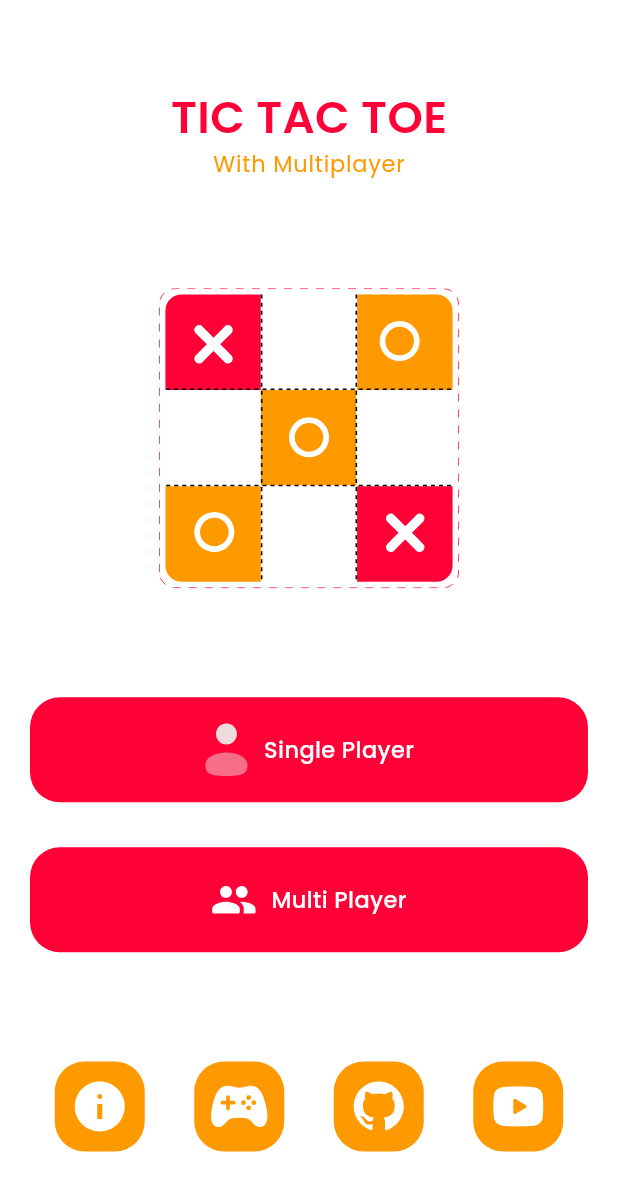
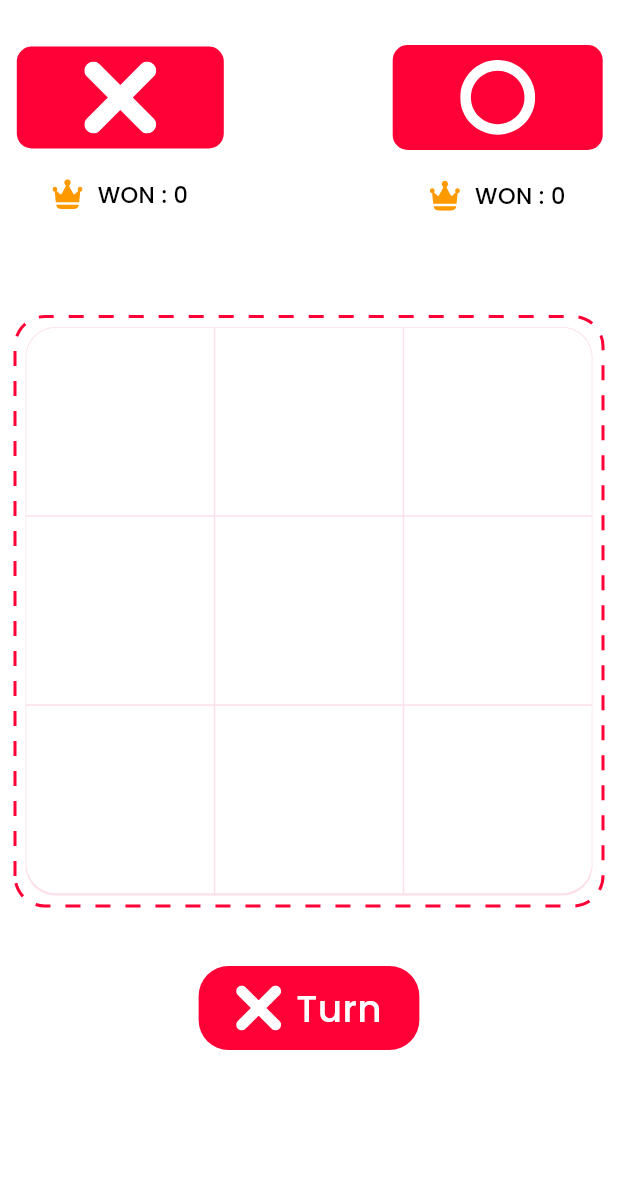
Before and after one commit to MrNitishroy/TICTACTOE-Multiplayer, a Flutter app: the HomePage screen opened by its route, after a tap on "Single Player", on a phone screen of 412 x 824 dp. Shown: the top 1191 px of the screen. Run offline on Flutter 3.47's test engine with Material 3 defaults, Android fonts, the light colour scheme and no system bars; drawn by our look-alikes of dotted_border; our stand-ins replace cloud_firestore, concentric_transition, firebase_auth, firebase_core, firebase_storage, flutter_svg and 4 more; accounts and stored records are empty.

Commit message:
single player added

```diff
--- a/lib/Configs/PageRoute.dart
+++ b/lib/Configs/PageRoute.dart
@@ -1,6 +1,7 @@
 import 'package:get/get.dart';
 import 'package:tiktaktoe_multiplayer/Pages/Auth/AuthPage.dart';
 import 'package:tiktaktoe_multiplayer/Pages/GamePage/GamePage.dart';
+import 'package:tiktaktoe_multiplayer/Pages/GamePage/SinglePlayer.dart';
 import 'package:tiktaktoe_multiplayer/Pages/HomePage/HomePage.dart';
 import 'package:tiktaktoe_multiplayer/Pages/LobbyPage/LobbyPage.dart';
 import 'package:tiktaktoe_multiplayer/Pages/RoomPage/RoomPage.dart';
@@ -41,4 +42,8 @@ var pages = [
     name: "/welcome",
     page: () => WelcomePage(),
   ),
+  GetPage(
+    name: "/singlePlayer",
+    page: () => SinglePlayer(),
+  ),
 ];
--- /dev/null
+++ b/lib/Pages/GamePage/SinglePlayer.dart
@@ -0,0 +1,260 @@
+import 'package:dotted_border/dotted_border.dart';
+import 'package:flutter/cupertino.dart';
+import 'package:flutter/material.dart';
+import 'package:flutter_svg/svg.dart';
+import 'package:get/get.dart';
+import 'package:tiktaktoe_multiplayer/Components/InGameUserCard.dart';
+import 'package:tiktaktoe_multiplayer/Configs/AssetsPath.dart';
+
+import '../../Controller/SinglePlayerController.dart';
+
+class SinglePlayer extends StatelessWidget {
+  const SinglePlayer({super.key});
+
+  @override
+  Widget build(BuildContext context) {
+    final w = MediaQuery.of(context).size.width;
+    final h = MediaQuery.of(context).size.height;
+    SinglePlayerController singlePlayerController =
+        Get.put(SinglePlayerController());
+    return Scaffold(
+        body: SafeArea(
+      child: Padding(
+        padding: const EdgeInsets.all(10),
+        child: SingleChildScrollView(
+          child: Column(
+            children: [
+              // Row(
+              //   children: [
+              //     SvgPicture.asset(IconsPath.backIcon),
+              //     const SizedBox(width: 15),
+              //     Text(
+              //       "Play Game",
+              //       style: Theme.of(context).textTheme.bodyMedium,
+              //     ),
+              //   ],
+              // ),
+              SizedBox(height: 20),
+              Row(
+                mainAxisAlignment: MainAxisAlignment.spaceBetween,
+                children: [
+                  Column(
+                    children: [
+                      Container(
+                        padding:
+                            EdgeInsets.symmetric(vertical: 10, horizontal: 45),
+                        decoration: BoxDecoration(
+                          color: Theme.of(context).colorScheme.primary,
+                          borderRadius: BorderRadius.circular(10),
+                        ),
+                        child: SvgPicture.asset(IconsPath.xIcon),
+                      ),
+                      SizedBox(height: 10),
+                      Container(
+                        padding:
+                            EdgeInsets.symmetric(vertical: 10, horizontal: 25),
+                        decoration: BoxDecoration(
+                          color: Theme.of(context).colorScheme.primaryContainer,
+                          borderRadius: BorderRadius.circular(10),
+                        ),
+                        child: Row(
+                          children: [
+                            SvgPicture.asset(
+                              IconsPath.wonIcon,
+                            ),
+                            SizedBox(width: 10),
+                            Obx(
+                              () => Text(
+                                  "WON : ${singlePlayerController.xScore}"),
+                            )
+                          ],
+                        ),
+                      )
+                    ],
+                  ),
+                  Column(
+                    children: [
+                      Container(
+                        padding:
+                            EdgeInsets.symmetric(vertical: 10, horizontal: 45),
+                        decoration: BoxDecoration(
+                          color: Theme.of(context).colorScheme.primary,
+                          borderRadius: BorderRadius.circular(10),
+                        ),
+                        child: SvgPicture.asset(IconsPath.oIcon),
+                      ),
+                      SizedBox(height: 10),
+                      Container(
+                        padding:
+                            EdgeInsets.symmetric(vertical: 10, horizontal: 25),
+                        decoration: BoxDecoration(
+                          color: Theme.of(context).colorScheme.primaryContainer,
+                          borderRadius: BorderRadius.circular(10),
+                        ),
+                        child: Row(
+                          children: [
+                            SvgPicture.asset(
+                              IconsPath.wonIcon,
+                            ),
+                            SizedBox(width: 10),
+                            Obx(
+                              () => Text(
+                                  "WON : ${singlePlayerController.oScore}"),
+                            )
+                          ],
+                        ),
+                      )
+                    ],
+                  ),
+                ],
+              ),
+              SizedBox(height: 60),
+              DottedBorder(
+                borderType: BorderType.RRect,
+                color: Theme.of(context).colorScheme.primary,
+                strokeWidth: 2,
+                dashPattern: [10, 10],
+                radius: Radius.circular(20),
+                child: Container(
+                    margin: EdgeInsets.all(5),
+                    width: w,
+                    height: w - 33,
+                    decoration: BoxDecoration(
+                      color: Theme.of(context).colorScheme.background,
+                      borderRadius: BorderRadius.circular(20),
+                    ),
+                    child: Obx(
+                      () => GridView.builder(
+                        itemCount: singlePlayerController.playValue.length,
+                        gridDelegate:
+                            const SliverGridDelegateWithFixedCrossAxisCount(
+                          crossAxisCount: 3,
+                        ),
+                        itemBuilder: ((context, index) {
+                          return InkWell(
+                              onTap: () {
+                                singlePlayerController.onClick(index);
+                              },
+                              child: Container(
+                                margin: EdgeInsets.all(0.5),
+                                decoration: BoxDecoration(
+                                  color: singlePlayerController
+                                              .playValue.value[index] ==
+                                          "X"
+                                      ? Theme.of(context).colorScheme.primary
+                                      : singlePlayerController
+                                                  .playValue.value[index] ==
+                                              "O"
+                                          ? Theme.of(context)
+                                              .colorScheme
+                                              .secondary
+                                          : singlePlayerController
+                                                      .playValue.value[index] ==
+                                                  ""
+                                              ? Theme.of(context)
+                                                  .colorScheme
+                                                  .primaryContainer
+                                              : Theme.of(context)
+                                                  .colorScheme
+                                                  .primaryContainer,
+                                  borderRadius: index == 0
+                                      ? const BorderRadius.only(
+                                          topLeft: Radius.circular(20),
+                                        )
+                                      : index == 2
+                                          ? const BorderRadius.only(
+                                              topRight: Radius.circular(20),
+                                            )
+                                          : index == 6
+                                              ? const BorderRadius.only(
+                                                  bottomLeft:
+                                                      Radius.circular(20),
+                                                )
+                                              : index == 8
+                                                  ? const BorderRadius.only(
+                                                      bottomRight:
+                                                          Radius.circular(20),
+                                                    )
+                                                  : const BorderRadius.only(),
+                                ),
+                                child: Center(
+                                  child: singlePlayerController
+                                              .playValue.value[index] ==
+                                          "X"
+                                      ? SvgPicture.asset(
+                                          IconsPath.xIcon,
+                                          color: Theme.of(context)
+                                              .colorScheme
+                                              .primaryContainer,
+                                          width: 45,
+                                        )
+                                      : singlePlayerController
+                                                  .playValue.value[index] ==
+                                              "O"
+                                          ? SvgPicture.asset(
+                                              IconsPath.oIcon,
+                                              color: Theme.of(context)
+                                                  .colorScheme
+                                                  .primaryContainer,
+                                              width: 50,
+                                            )
+                                          : singlePlayerController
+                                                      .playValue.value[index] ==
+                                                  ""
+                                              ? SizedBox()
+                                              : SizedBox(),
+                                ),
+                              ));
+                        }),
+                      ),
+                    )),
+              ),
+              SizedBox(height: 40),
+              Row(
+                mainAxisAlignment: MainAxisAlignment.center,
+                children: [
+                  Obx(
+                    () => AnimatedContainer(
+                      duration: const Duration(milliseconds: 500),
+                      padding:
+                          EdgeInsets.symmetric(vertical: 10, horizontal: 25),
+                      decoration: BoxDecoration(
+                        color: singlePlayerController.isXtime.value
+                            ? Theme.of(context).colorScheme.primary
+                            : Theme.of(context).colorScheme.secondary,
+                        borderRadius: BorderRadius.circular(20),
+                      ),
+                      child: Row(
+                        children: [
+                          singlePlayerController.isXtime.value
+                              ? SvgPicture.asset(
+                                  IconsPath.xIcon,
+                                  width: 30,
+                                )
+                              : SvgPicture.asset(
+                                  IconsPath.oIcon,
+                                  width: 30,
+                                ),
+                          SizedBox(width: 10),
+                          Text(
+                            "Turn",
+                            style: TextStyle(
+                              fontSize: 25,
+                              color: Theme.of(context)
+                                  .colorScheme
+                                  .primaryContainer,
+                            ),
+                          )
+                        ],
+                      ),
+                    ),
+                  )
+                ],
+              )
+            ],
+          ),
+        ),
+      ),
+    ));
+  }
+}
--- a/lib/Pages/HomePage/HomePage.dart
+++ b/lib/Pages/HomePage/HomePage.dart
@@ -1,6 +1,7 @@
 import 'package:flutter/cupertino.dart';
 import 'package:flutter/material.dart';
 import 'package:flutter_svg/svg.dart';
+import 'package:get/get.dart';
 import 'package:tiktaktoe_multiplayer/Components/PrimaryButtonWithIcon.dart';
 import 'package:tiktaktoe_multiplayer/Configs/AssetsPath.dart';
 
@@ -52,7 +53,9 @@ class HomePage extends StatelessWidget {
               children: [
                 PrimaryButtonWithIcon(
                   buttonText: "Single Player",
-                  onTap: () {},
+                  onTap: () {
+                    Get.toNamed("/singlePlayer");
+                  },
                   iconPath: IconsPath.user,
                 ),
                 SizedBox(height: 30),
--- a/lib/main.dart
+++ b/lib/main.dart
@@ -27,7 +27,7 @@ class MyApp extends StatelessWidget {
       debugShowCheckedModeBanner: false,
       title: 'Tik Tak Toe Multiplayer ',
       theme: lightTheme,
-      home: UpdateProfile(),
+      home: SplacePage(),
     );
   }
 }
```
Also changed, not shown: lib/Controller/SinglePlayerController.dart (added, +136 -0 lines).
